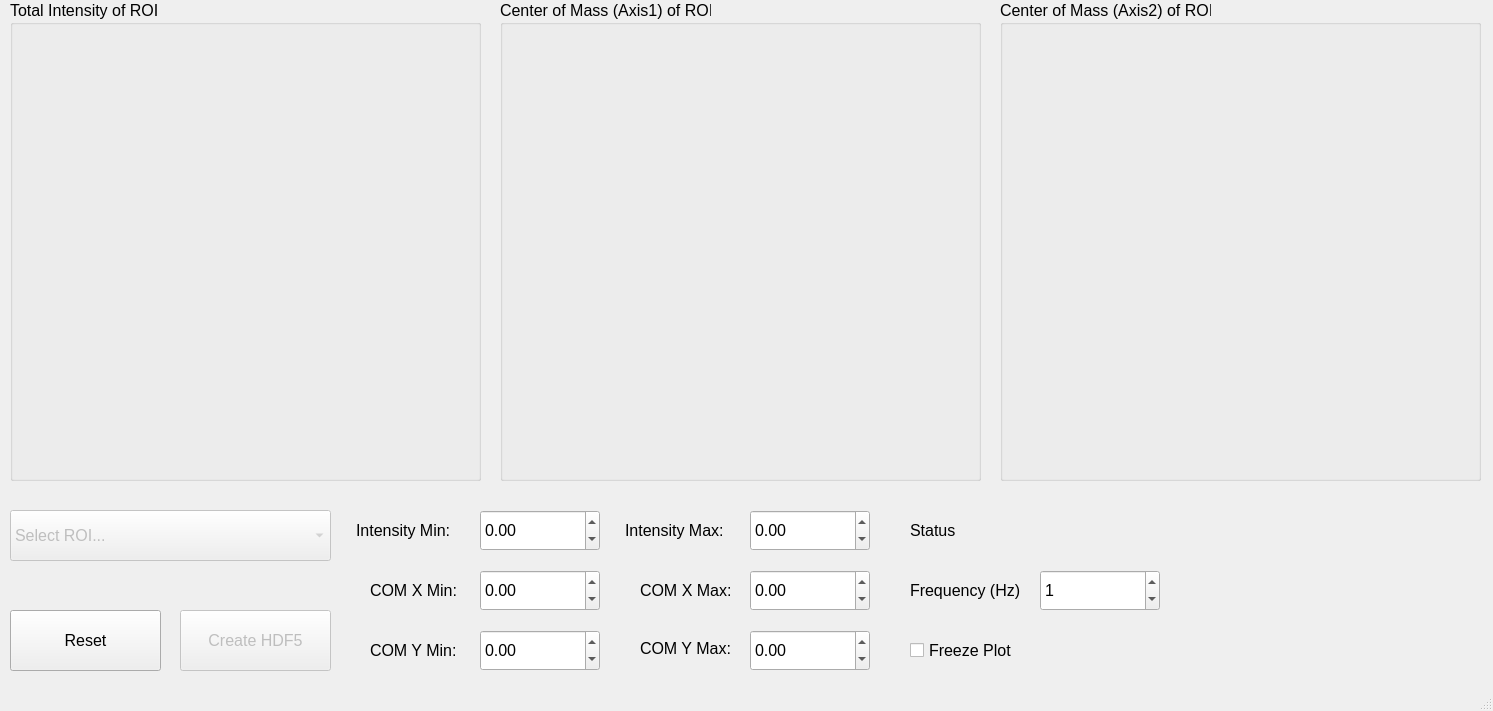
Before: the Qt Designer form src/dashpva/gui/analysis_window.ui in AdvancedPhotonSource/DashPVA, drawn with Qt 5.
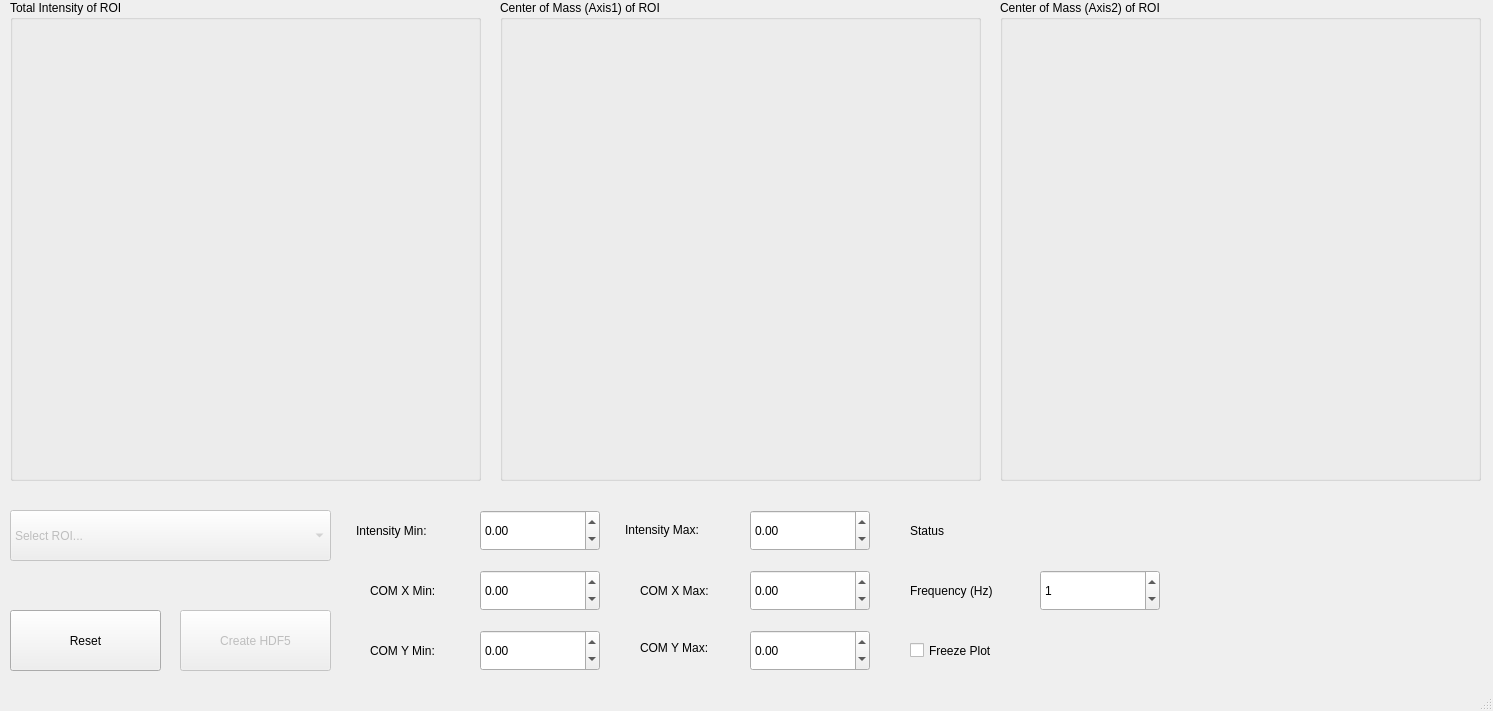
After: the same form once the commit is applied.

The edit to the form file:
```diff
--- a/src/dashpva/gui/analysis_window.ui
+++ b/src/dashpva/gui/analysis_window.ui
@@ -10,11 +10,6 @@
     <height>711</height>
    </rect>
   </property>
-  <property name="font">
-   <font>
-    <pointsize>12</pointsize>
-   </font>
-  </property>
   <property name="windowTitle">
    <string>MainWindow</string>
   </property>
```
